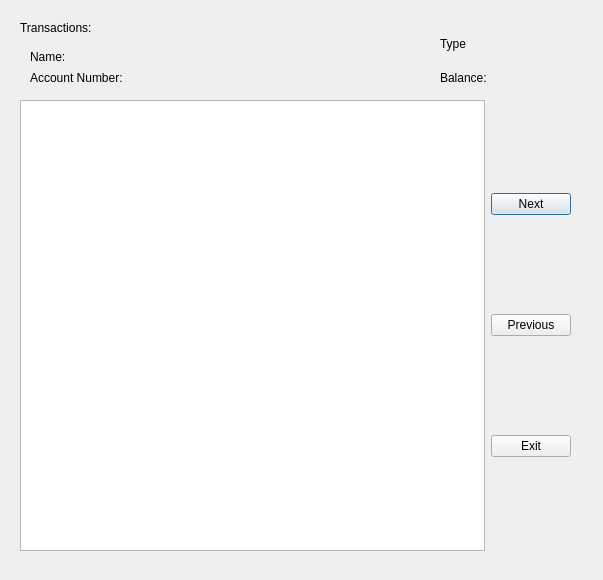
The window that bankautomat/transactionswindow.ui (bank-2022/group11) describes before a commit, drawn with Qt 5.
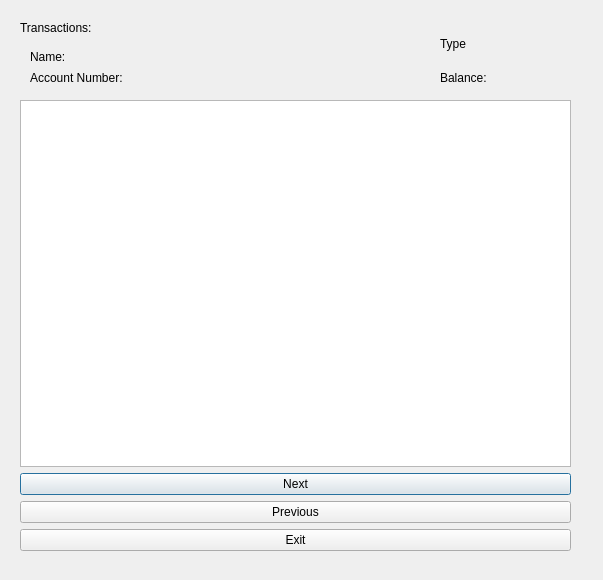
The same window after the commit.

Commit message: Add new functionalities to all windows

Diff of the .ui file:
```diff
--- a/bankautomat/transactionswindow.ui
+++ b/bankautomat/transactionswindow.ui
@@ -62,12 +62,9 @@
     </rect>
    </property>
    <layout class="QHBoxLayout" name="horizontalLayout">
-    <item>
-     <widget class="QListView" name="transactionsList"/>
-    </item>
     <item>
      <layout class="QGridLayout" name="gridLayout">
-      <item row="0" column="0">
+      <item row="1" column="0">
        <widget class="QPushButton" name="nextButton">
         <property name="enabled">
          <bool>true</bool>
@@ -92,7 +89,7 @@
         </property>
        </widget>
       </item>
-      <item row="1" column="0">
+      <item row="2" column="0">
        <widget class="QPushButton" name="previousButton">
         <property name="cursor">
          <cursorShape>PointingHandCursor</cursorShape>
@@ -102,7 +99,7 @@
         </property>
        </widget>
       </item>
-      <item row="2" column="0">
+      <item row="3" column="0">
        <widget class="QPushButton" name="exitButton">
         <property name="cursor">
          <cursorShape>PointingHandCursor</cursorShape>
@@ -112,11 +109,14 @@
         </property>
        </widget>
       </item>
+      <item row="0" column="0">
+       <widget class="QTableView" name="transactionsList"/>
+      </item>
      </layout>
     </item>
    </layout>
   </widget>
-  <widget class="QWidget" name="">
+  <widget class="QWidget" name="layoutWidget">
    <property name="geometry">
     <rect>
      <x>440</x>
```
The commit also changes 6 other files.
